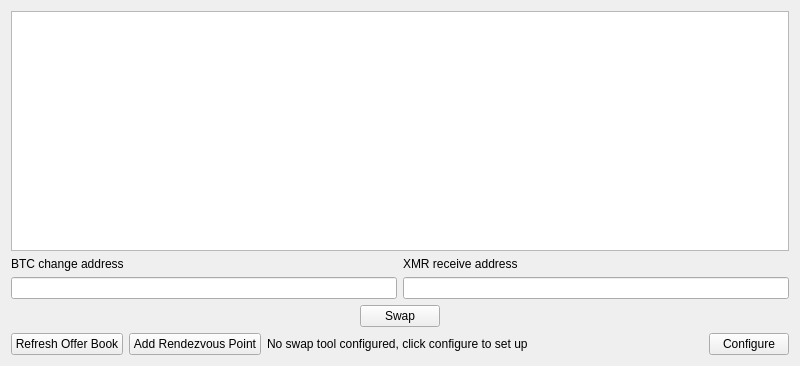
Qt form src/plugins/atomic/AtomicWidget.ui (feather-wallet/feather) before a commit.
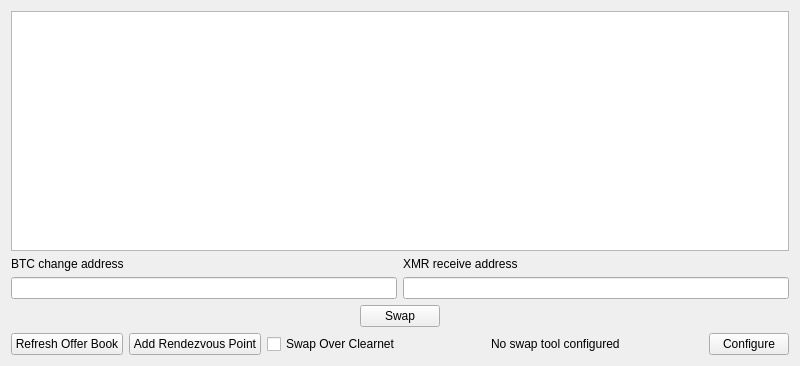
The same form after that commit.

Commit message:
Removed dead rendezvous points
Added a over clearnet checkbox to force the swap tool into listing sellers without tor. This is a temporary fix till comit xmr<->btc maintainers can update libp2p version.

Diff of the .ui file:
```diff
--- a/src/plugins/atomic/AtomicWidget.ui
+++ b/src/plugins/atomic/AtomicWidget.ui
@@ -113,10 +113,30 @@
        </property>
       </widget>
      </item>
+     <item>
+      <widget class="QCheckBox" name="btn_clearnet">
+       <property name="text">
+        <string>Swap Over Clearnet</string>
+       </property>
+      </widget>
+     </item>
+     <item>
+      <spacer name="horizontalSpacer_4">
+       <property name="orientation">
+        <enum>Qt::Horizontal</enum>
+       </property>
+       <property name="sizeHint" stdset="0">
+        <size>
+         <width>40</width>
+         <height>20</height>
+        </size>
+       </property>
+      </spacer>
+     </item>
      <item>
       <widget class="QLabel" name="meta_label">
        <property name="text">
-        <string>No swap tool configured, click configure to set up</string>
+        <string>No swap tool configured</string>
        </property>
       </widget>
      </item>
```
Left out of the diff: 8 changed lines with no effect on the pictures. The commit also changes 2 other files.
